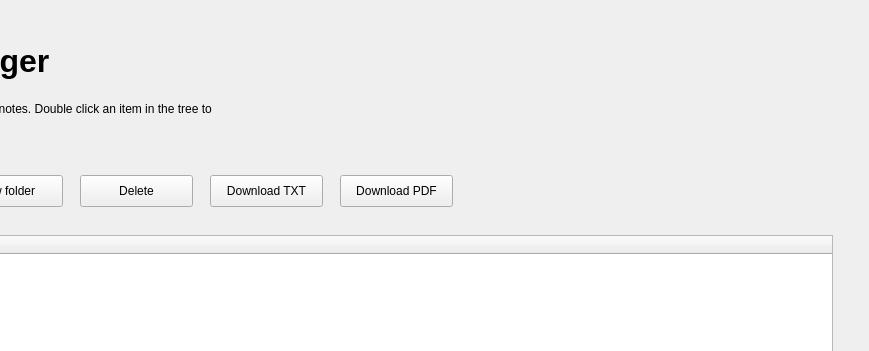
First picture: the form in ui/notes.ui, repository OffLogan/alpha_project, before the edit; both pictures show x 210 to 1079 and y 0 to 351 of the 1079 by 692 pixel window.
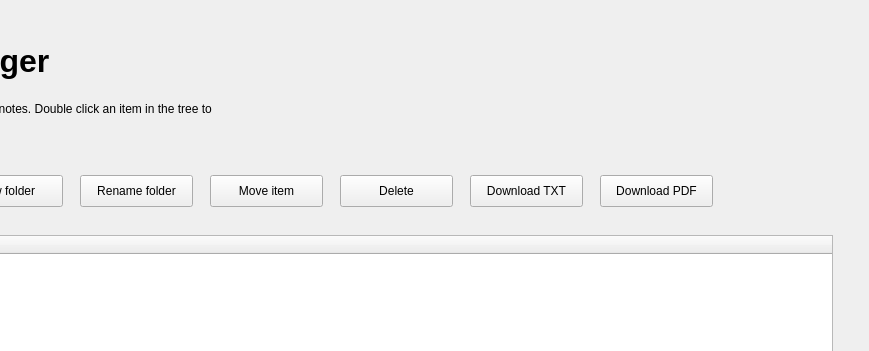
Second picture: the form after the edit.

Diff of the .ui file:
```diff
--- a/ui/notes.ui
+++ b/ui/notes.ui
@@ -43,7 +43,7 @@
    <widget class="QPushButton" name="deleteNoteButton">
     <property name="geometry">
      <rect>
-      <x>290</x>
+      <x>550</x>
       <y>175</y>
       <width>113</width>
       <height>32</height>
@@ -119,7 +119,7 @@
    <widget class="QPushButton" name="downloadTxtButton">
     <property name="geometry">
      <rect>
-      <x>420</x>
+      <x>680</x>
       <y>175</y>
       <width>113</width>
       <height>32</height>
@@ -132,7 +132,7 @@
    <widget class="QPushButton" name="downloadPdfButton">
     <property name="geometry">
      <rect>
-      <x>550</x>
+      <x>810</x>
       <y>175</y>
       <width>113</width>
       <height>32</height>
@@ -142,6 +142,32 @@
      <string>Download PDF</string>
     </property>
    </widget>
+   <widget class="QPushButton" name="renameFolderButton">
+    <property name="geometry">
+     <rect>
+      <x>290</x>
+      <y>175</y>
+      <width>113</width>
+      <height>32</height>
+     </rect>
+    </property>
+    <property name="text">
+     <string>Rename folder</string>
+    </property>
+   </widget>
+   <widget class="QPushButton" name="moveNoteButton">
+    <property name="geometry">
+     <rect>
+      <x>420</x>
+      <y>175</y>
+      <width>113</width>
+      <height>32</height>
+     </rect>
+    </property>
+    <property name="text">
+     <string>Move item</string>
+    </property>
+   </widget>
   </widget>
   <widget class="QMenuBar" name="menubar">
    <property name="geometry">
```
